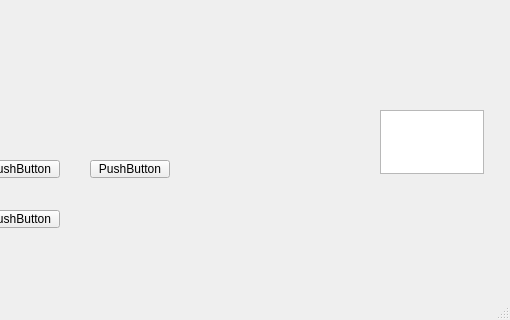
wzsCrossing/Generals-io, file src/window/gamepage.ui: the form before one commit; both pictures show x 290 to 800 and y 280 to 600 of the 800 by 600 pixel window.
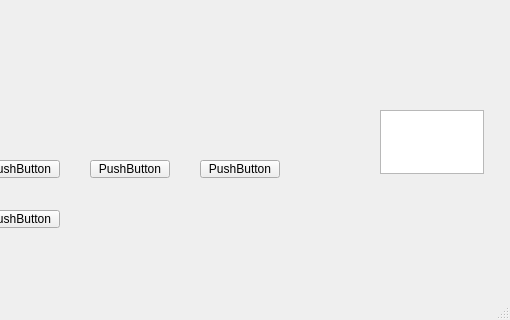
The form after the commit.

Commit message: Add undo operation; fix some bugs

```diff
--- a/src/window/gamepage.ui
+++ b/src/window/gamepage.ui
@@ -73,6 +73,19 @@
      <string>PushButton</string>
     </property>
    </widget>
+   <widget class="QPushButton" name="undo">
+    <property name="geometry">
+     <rect>
+      <x>490</x>
+      <y>440</y>
+      <width>80</width>
+      <height>18</height>
+     </rect>
+    </property>
+    <property name="text">
+     <string>PushButton</string>
+    </property>
+   </widget>
   </widget>
   <widget class="QMenuBar" name="menubar">
    <property name="geometry">
```
The commit also changes 13 other files.
